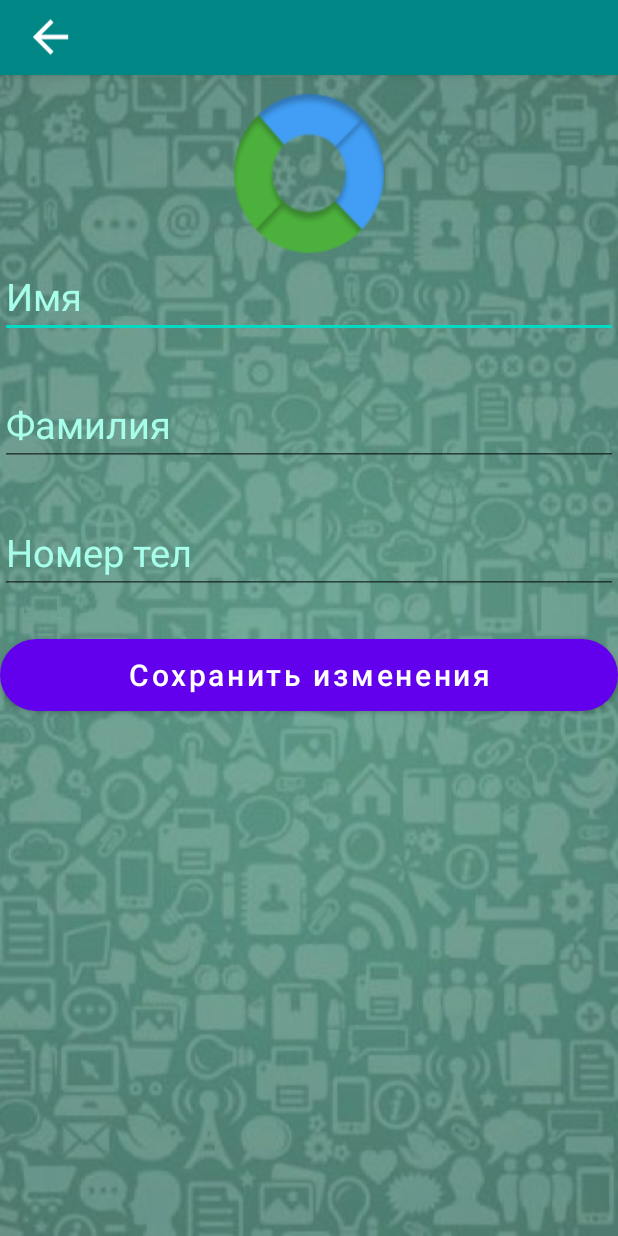
After one commit to ALekseyhvor/EcologyAssistant, an Android app: the ProfileActivity screen opened directly, with no data from a screen before it, on a phone screen of 412 x 824 dp. The commit adds this screen. Run offline under Robolectric (Android 15) with nearby library versions, the light colour scheme and no system bars; our stand-ins replace Firebase (no records; nobody signed in at launch, a user with empty details on screens opened directly).

Commit message:
add main/profile activity

```diff
--- a/app/src/main/java/space/hvoal/ecologyassistant/LoginActivity.java
+++ b/app/src/main/java/space/hvoal/ecologyassistant/LoginActivity.java
@@ -24,7 +24,7 @@
 
     private TextView createacc;
     private Button buttonaut;
-    private DatabaseReference users;
+    private DatabaseReference usersref;
     private FirebaseDatabase db;
     private FirebaseAuth auth;
     private RelativeLayout root;
@@ -38,7 +38,7 @@
         setContentView(R.layout.activity_login);
 
         db = FirebaseDatabase.getInstance();
-        users = db.getReference("Users");
+        usersref = db.getReference("Users");
         auth = FirebaseAuth.getInstance();
 
         root = findViewById(R.id.root_elementaut);
@@ -68,7 +68,7 @@
 
         auth.signInWithEmailAndPassword(email.getText().toString(), pass.getText().toString())
                 .addOnSuccessListener(authResult -> {
-                startActivity(new Intent(LoginActivity.this, MapsActivity.class));
+                startActivity(new Intent(LoginActivity.this, MainPageActivity.class));
                 finish();
                 }).addOnFailureListener(e -> Snackbar.make(root, "Ошибка авторизации. " + e.getMessage(), Snackbar.LENGTH_SHORT).show());
 
--- /dev/null
+++ b/app/src/main/java/space/hvoal/ecologyassistant/ProfileActivity.java
@@ -0,0 +1,121 @@
+package space.hvoal.ecologyassistant;
+
+import androidx.annotation.NonNull;
+import androidx.appcompat.app.AppCompatActivity;
+
+import android.content.Intent;
+import android.os.Bundle;
+import android.text.TextUtils;
+import android.view.View;
+import android.widget.Button;
+import android.widget.EditText;
+import android.widget.ImageView;
+import android.widget.RelativeLayout;
+
+import com.google.android.material.snackbar.Snackbar;
+import com.google.firebase.auth.FirebaseAuth;
+import com.google.firebase.database.DataSnapshot;
+import com.google.firebase.database.DatabaseError;
+import com.google.firebase.database.DatabaseReference;
+import com.google.firebase.database.FirebaseDatabase;
+import com.google.firebase.database.ValueEventListener;
+
+import java.util.HashMap;
+import java.util.Objects;
+
+public class ProfileActivity extends AppCompatActivity {
+
+    private EditText nameChange, secondNameChange, numberChange;
+    private Button button_savedChange;
+    private ImageView backbtn;
+    private FirebaseAuth auth;
+    private DatabaseReference usersref;
+    private RelativeLayout root;
+
+    @Override
+    protected void onCreate(Bundle savedInstanceState) {
+        super.onCreate(savedInstanceState);
+        setContentView(R.layout.activity_profile);
+
+        auth = FirebaseAuth.getInstance();
+        usersref = FirebaseDatabase.getInstance().getReference().child("Users");
+
+        nameChange = findViewById(R.id.editTextNameChange);
+        secondNameChange = findViewById(R.id.editTextSecondNameChange);
+        numberChange= findViewById(R.id.editTextNumberSignedChange);
+        button_savedChange = findViewById(R.id.button_savedChange);
+        backbtn = findViewById(R.id.back_button);
+        root = findViewById(R.id.root_element_profile);
+
+
+        backbtn.setOnClickListener(new View.OnClickListener() {
+            @Override
+            public void onClick(View view) {
+                Intent mainintent = new Intent(ProfileActivity.this, MainPageActivity.class);
+                startActivity(mainintent);
+                finish();
+            }
+        });
+
+        button_savedChange.setOnClickListener(new View.OnClickListener() {
+            @Override
+            public void onClick(View view) {
+
+                changeInfoController();
+
+            }
+        });
+
+        getUserInformation();
+
+    }
+
+    private void changeInfoController(){
+
+        if (TextUtils.isEmpty(nameChange.getText().toString())){
+            Snackbar.make(root, "Заполните поле с  именем", Snackbar.LENGTH_SHORT).show();
+            return;
+        }
+        if (TextUtils.isEmpty(secondNameChange.getText().toString())){
+            Snackbar.make(root, "Заполните поле с фамилией", Snackbar.LENGTH_SHORT).show();
+            return;
+        }
+        if (TextUtils.isEmpty(numberChange.getText().toString())){
+            Snackbar.make(root, "Заполните поле с номером", Snackbar.LENGTH_SHORT).show();
+            return;
+        }
+
+        HashMap<String, Object> userMap = new HashMap<>();
+        userMap.put("id", Objects.requireNonNull(auth.getCurrentUser()).getUid());
+        userMap.put("name", nameChange.getText().toString());
+        userMap.put("secondname", secondNameChange.getText().toString());
+        userMap.put("phone", numberChange.getText().toString());
+
+        usersref.child(auth.getCurrentUser().getUid()).updateChildren(userMap);
+
+        Snackbar.make(root, "Данные успешно изменены", Snackbar.LENGTH_SHORT).show();
+    }
+
+    private void getUserInformation(){
+        usersref.child(Objects.requireNonNull(auth.getCurrentUser()).getUid()).addValueEventListener(new ValueEventListener() {
+            @Override
+            public void onDataChange(@NonNull DataSnapshot snapshot) {
+                if (snapshot.exists() && snapshot.getChildrenCount()>0){
+
+                    String name = Objects.requireNonNull(snapshot.child("name").getValue()).toString();
+                    String secondname = Objects.requireNonNull(snapshot.child("secondname").getValue()).toString();
+                    String phone = Objects.requireNonNull(snapshot.child("phone").getValue()).toString();
+
+                    nameChange.setText(name);
+                    secondNameChange.setText(secondname);
+                    numberChange.setText(phone);
+                }
+            }
+
+            @Override
+            public void onCancelled(@NonNull DatabaseError error) {
+
+            }
+        });
+    }
+}
--- a/app/src/main/java/space/hvoal/ecologyassistant/WelcomeActivity.java
+++ b/app/src/main/java/space/hvoal/ecologyassistant/WelcomeActivity.java
@@ -13,11 +13,10 @@
     @Override
     protected void onCreate(Bundle savedInstanceState) {
         super.onCreate(savedInstanceState);
-        setContentView(R.layout.activity_welcome);
         Window w = getWindow();
         w.getDecorView().setSystemUiVisibility(View.SYSTEM_UI_FLAG_HIDE_NAVIGATION); //скрываем нижнию панель
         AppCompatDelegate.setDefaultNightMode(AppCompatDelegate.MODE_NIGHT_NO); //ночная тема выкл
-
+        setContentView(R.layout.activity_welcome);
 
         Thread thread = new Thread() {
             @Override
--- a/app/src/main/res/drawable/button_reg.xml
+++ b/app/src/main/res/drawable/button_reg.xml
@@ -1,9 +1,9 @@
 <?xml version="1.0" encoding="utf-8"?>
 <ripple xmlns:android="http://schemas.android.com/apk/res/android"
-    android:color="#53AA87">
+    android:color="@color/btn_effect">
     <item>
         <shape android:shape="rectangle">
-            <solid android:color="@color/btn_effect" />
+            <solid android:color="@color/btn_color"/>
             <corners android:radius="30dp" />
         </shape>
     </item>
--- /dev/null
+++ b/app/src/main/res/layout/activity_profile.xml
@@ -0,0 +1,94 @@
+<?xml version="1.0" encoding="utf-8"?>
+<RelativeLayout xmlns:android="http://schemas.android.com/apk/res/android"
+    xmlns:app="http://schemas.android.com/apk/res-auto"
+    xmlns:tools="http://schemas.android.com/tools"
+    android:id="@+id/root_element_profile"
+    android:layout_width="match_parent"
+    android:layout_height="match_parent"
+    tools:context=".ProfileActivity">
+
+    <com.google.android.material.appbar.AppBarLayout
+        android:id="@+id/app_bar"
+        android:layout_width="match_parent"
+        android:layout_height="wrap_content">
+
+        <androidx.appcompat.widget.Toolbar
+            android:id="@+id/tool_bar"
+            android:layout_width="match_parent"
+            android:layout_height="50dp"
+            android:background="@color/teal_700">
+
+            <RelativeLayout
+                android:layout_width="match_parent"
+                android:layout_height="wrap_content">
+
+                <ImageView
+                    android:id="@+id/back_button"
+                    android:layout_width="35dp"
+                    android:layout_height="40dp"
+                    android:src="?attr/homeAsUpIndicator"
+                    app:tint="@color/white" />
+
+            </RelativeLayout>
+
+        </androidx.appcompat.widget.Toolbar>
+
+    </com.google.android.material.appbar.AppBarLayout>
+
+    <LinearLayout
+        android:layout_width="match_parent"
+        android:layout_height="match_parent"
+        android:layout_below="@+id/app_bar"
+        android:orientation="vertical"
+        android:background="@drawable/back">
+
+
+        <EditText
+            android:id="@+id/editTextNameChange"
+            android:layout_width="match_parent"
+            android:layout_height="wrap_content"
+            android:layout_marginTop="120dp"
+            android:ems="10"
+            android:hint="@string/txt_name"
+            android:hyphenationFrequency="none"
+            android:inputType="textPersonName"
+            android:minHeight="48dp"
+            android:textColorHint="#A7FFEB"
+            android:textSize="25sp" />
+
+        <EditText
+            android:id="@+id/editTextSecondNameChange"
+            android:layout_width="match_parent"
+            android:layout_height="wrap_content"
+            android:layout_marginTop="30dp"
+            android:ems="10"
+            android:hint="@string/txt_secondname"
+            android:inputType="textPersonName"
+            android:minHeight="48dp"
+            android:textColorHint="#A7FFEB"
+            android:textSize="25sp" />
+
+        <EditText
+            android:id="@+id/editTextNumberSignedChange"
+            android:layout_width="match_parent"
+            android:layout_height="wrap_content"
+            android:layout_marginTop="30dp"
+            android:ems="10"
+            android:hint="@string/txt_number"
+            android:inputType="numberSigned"
+            android:textColorHint="#A7FFEB"
+            android:textSize="25sp" />
+
+        <Button
+            android:id="@+id/button_savedChange"
+            android:layout_width="match_parent"
+            android:layout_height="wrap_content"
+            android:layout_marginTop="30dp"
+            android:text="@string/txt_save_change"
+            android:background="@drawable/button_reg"
+            android:textAllCaps="false"
+            android:textSize="20sp"/>
+
+    </LinearLayout>
+
+</RelativeLayout>
--- a/app/src/main/res/values/strings.xml
+++ b/app/src/main/res/values/strings.xml
@@ -11,7 +11,12 @@
     <string name="txt_loginac">Войти в аккаунт</string>
     <string name="txt_regbtn">Зарегистрироваться</string>
     <string name="txt_autbtn">Войти</string>
+    <string name="txt_prbtn">Профиль</string>
+    <string name="txt_obbtn">Обсуждения</string>
+    <string name="txt_mapbtn">Карта</string>
+    <string name="txt_exitbtn">Выйти</string>
     <string name="title_activity_maps">MapsActivity</string>
     <string name="map_id">f9e1b3ac5b28706b</string>
     <string name="maps_api_key">AIzaSyDteKnz2Zl9ivx2Qfm8FMQtH96Tngw2o_U</string>
+    <string name="txt_save_change">Сохранить изменения</string>
 </resources>
--- a/app/src/main/res/values/themes.xml
+++ b/app/src/main/res/values/themes.xml
@@ -2,10 +2,10 @@
     <!-- Base application theme. -->
     <style name="Theme.EcologyAssistant" parent="Theme.MaterialComponents.DayNight.NoActionBar">
         <!-- Primary brand color. -->
-        <item name="colorPrimary">@color/purple_500</item>
-        <item name="colorPrimaryVariant">@color/purple_700</item>
-        <item name="colorOnPrimary">@color/white</item>
-        <!-- Secondary brand color. -->
+        <!-- <item name="colorPrimary">@color/purple_500</item>-->
+         <item name="colorPrimaryVariant">@color/purple_700</item>
+         <item name="colorOnPrimary">@color/white</item>
+         <!-- Secondary brand color. -->
         <item name="colorSecondary">@color/teal_200</item>
         <item name="colorSecondaryVariant">@color/teal_700</item>
         <item name="colorOnSecondary">@color/black</item>
```
Also changed, not shown: app/src/main/AndroidManifest.xml (+13 -6 lines), app/src/main/java/space/hvoal/ecologyassistant/MainPageActivity.java (added, +76 -0 lines), app/src/main/res/layout/activity_main_page.xml (added, +53 -0 lines), app/src/main/res/layout/activity_maps.xml (+40 -2 lines), 7 other files.
